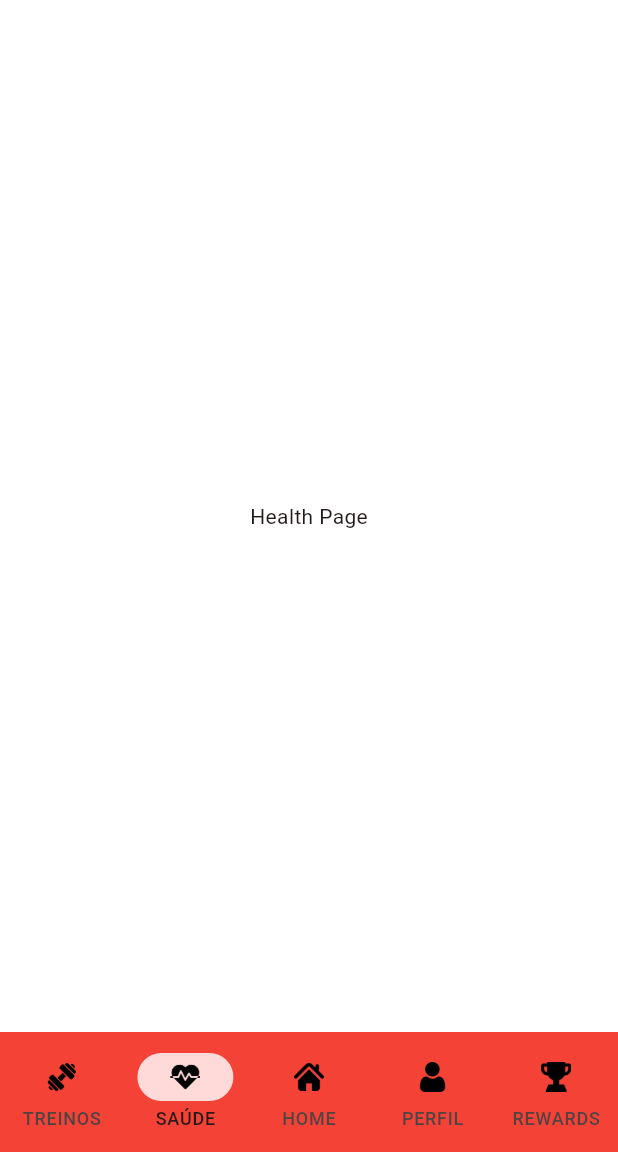
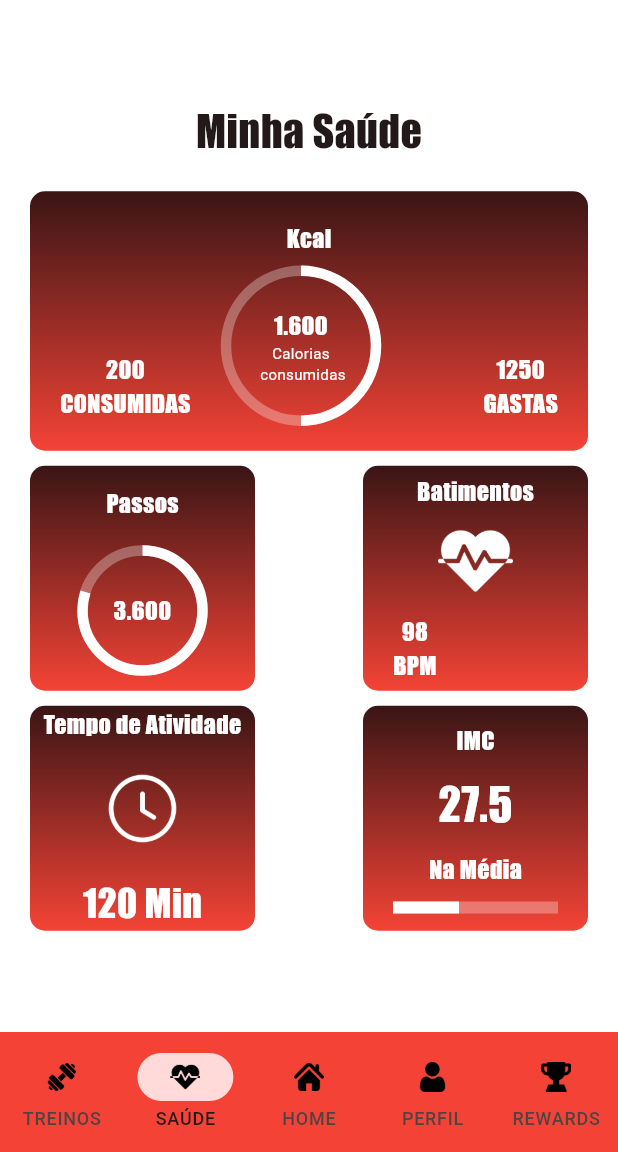
Before and after one commit to Olivaar/gym_app, a Flutter app: the MainPage screen opened by its route, item 2 of the bottom bar chosen, on a phone screen of 412 x 824 dp, the part 84-1236 px from its top. Run offline on Flutter 3.47's test engine with Material 2 defaults, Android fonts, the phone set to English and light mode, and no system bars; our stand-ins replace carousel_slider; network calls fail.

```diff
--- a/lib/utils/theme_helper.dart
+++ b/lib/utils/theme_helper.dart
@@ -73,4 +73,23 @@ class ThemeHelper {
       color: Colors.black,
     );
   }
+
+  TextStyle textStyleStandard(){
+    return const TextStyle(
+      color: Colors.white,
+      fontFamily: 'impact',
+      fontSize: 16
+    );
+  }
+
+  LinearGradient linearGradient(){
+    return const LinearGradient(
+      colors: [
+        Color(0xff3a1515),
+        Colors.red,
+      ],
+      begin: Alignment.topCenter,
+      end: Alignment.bottomCenter,
+    );
+  }
 }
--- a/lib/view/pages/health_page.dart
+++ b/lib/view/pages/health_page.dart
@@ -1,4 +1,9 @@
 import 'package:flutter/material.dart';
+import 'package:gym_app/view/widgets/card_active_time.dart';
+import 'package:gym_app/view/widgets/card_heartbeat.dart';
+import 'package:gym_app/view/widgets/card_imc.dart';
+import 'package:gym_app/view/widgets/card_kcal.dart';
+import 'package:gym_app/view/widgets/card_steps.dart';
 
 class HealthPage extends StatelessWidget {
   const HealthPage({super.key});
@@ -7,8 +12,47 @@ class HealthPage extends StatelessWidget {
   Widget build(BuildContext context) {
     return Container(
       color: Colors.white,
-      child: const Center(
-        child: Text('Health Page'),
+      child: const Column(
+        mainAxisAlignment: MainAxisAlignment.center,
+        children: [
+          Text(
+            'Minha Saúde',
+            style: TextStyle(
+              fontSize: 28,
+              fontFamily: 'impact',
+            ),
+          ),
+          SizedBox(
+            height: 20,
+          ),
+          CardKcal(),
+          SizedBox(
+            height: 10,
+          ),
+          Padding(
+            padding: EdgeInsets.symmetric(horizontal: 20),
+            child: Row(
+              mainAxisAlignment: MainAxisAlignment.spaceBetween,
+              children: [
+                CardSteps(),
+                CardHeartbeat(),
+              ],
+            ),
+          ),
+          SizedBox(
+            height: 10,
+          ),
+          Padding(
+            padding: EdgeInsets.symmetric(horizontal: 20),
+            child: Row(
+              mainAxisAlignment: MainAxisAlignment.spaceBetween,
+              children: [
+                CardActiveTime(),
+                CardImc(),
+              ],
+            ),
+          ),
+        ],
       ),
     );
   }
--- a/lib/view/pages/main_page.dart
+++ b/lib/view/pages/main_page.dart
@@ -5,7 +5,6 @@ import 'package:gym_app/view/pages/profile_page.dart';
 import 'package:gym_app/view/pages/rewards_page.dart';
 import 'package:gym_app/view/pages/workouts_page.dart';
 import '../widgets/app_bar_ga.dart';
-import '../widgets/navigation_bar_ga.dart';
 
 class MainPage extends StatefulWidget {
   const MainPage({super.key});
@@ -54,7 +53,7 @@ class _MainPageState extends State<MainPage> {
       body: _pages[_selectedPageIndex]['page'] as Widget,
       bottomNavigationBar: NavigationBar(
         selectedIndex: _selectedPageIndex,
-        backgroundColor: Theme.of(context).primaryColor,
+        backgroundColor: Colors.red,
         onDestinationSelected: _selectPage,
         destinations: [
           NavigationDestination(
--- /dev/null
+++ b/lib/view/widgets/card_active_time.dart
@@ -0,0 +1,48 @@
+import 'package:flutter/material.dart';
+
+import '../../utils/theme_helper.dart';
+
+class CardActiveTime extends StatelessWidget {
+  const CardActiveTime({super.key});
+
+  @override
+  Widget build(BuildContext context) {
+    return Container(
+      width: 150,
+      height: 150,
+      decoration: BoxDecoration(
+        gradient: ThemeHelper().linearGradient(),
+        borderRadius: BorderRadius.circular(10),
+      ),
+      child: Column(
+        mainAxisAlignment: MainAxisAlignment.center,
+        children: [
+          Text(
+            'Tempo de Atividade',
+            style: ThemeHelper().textStyleStandard(),
+          ),
+          const SizedBox(
+            height: 20,
+          ),
+          Image.asset(
+            'assets/images/icons/relogio.png',
+            height: 50,
+            width: 50,
+            color: Colors.white,
+          ),
+          const SizedBox(
+            height: 20,
+          ),
+          const Text(
+            '120 Min',
+            style: TextStyle(
+              fontSize: 25,
+              fontFamily: 'impact',
+              color: Colors.white,
+            ),
+          ),
+        ],
+      ),
+    );
+  }
+}
--- /dev/null
+++ b/lib/view/widgets/card_heartbeat.dart
@@ -0,0 +1,53 @@
+import 'package:flutter/material.dart';
+
+import '../../utils/theme_helper.dart';
+
+class CardHeartbeat extends StatelessWidget {
+  const CardHeartbeat({super.key});
+
+  @override
+  Widget build(BuildContext context) {
+    return Container(
+      width: 150,
+      height: 150,
+      decoration: BoxDecoration(
+        gradient: ThemeHelper().linearGradient(),
+        borderRadius: BorderRadius.circular(10),
+      ),
+      child: Column(
+        mainAxisAlignment: MainAxisAlignment.center,
+        children: [
+          Text(
+            'Batimentos',
+            style: ThemeHelper().textStyleStandard(),
+          ),
+          const SizedBox(
+            height: 10,
+          ),
+          Image.asset(
+            'assets/images/navigationBar/batimento-cardiaco.png',
+            height: 50,
+            width: 50,
+            color: Colors.white,
+          ),
+          const SizedBox(
+            height: 10,
+          ),
+          Padding(
+            padding: const EdgeInsets.symmetric(horizontal: 20),
+            child: Row(
+              children: [
+                Column(
+                  children: [
+                    Text('98', style: ThemeHelper().textStyleStandard(),),
+                    Text('BPM', style: ThemeHelper().textStyleStandard(),),
+                  ],
+                )
+              ],
+            ),
+          )
+        ],
+      ),
+    );
+  }
+}
--- /dev/null
+++ b/lib/view/widgets/card_imc.dart
@@ -0,0 +1,58 @@
+import 'package:flutter/material.dart';
+
+import '../../utils/theme_helper.dart';
+
+class CardImc extends StatelessWidget {
+  const CardImc({super.key});
+
+  @override
+  Widget build(BuildContext context) {
+    return Container(
+      width: 150,
+      height: 150,
+      decoration: BoxDecoration(
+        gradient: ThemeHelper().linearGradient(),
+        borderRadius: BorderRadius.circular(10),
+      ),
+      child: Column(
+        mainAxisAlignment: MainAxisAlignment.center,
+        children: [
+          Text(
+            'IMC',
+            style: ThemeHelper().textStyleStandard(),
+          ),
+          const SizedBox(
+            height: 10,
+          ),
+          const Text(
+            '27.5',
+            style: TextStyle(
+              fontFamily: 'impact',
+              fontSize: 30,
+              color: Colors.white,
+            ),
+          ),
+          const SizedBox(
+            height: 10,
+          ),
+          Text(
+            'Na Média',
+            style: ThemeHelper().textStyleStandard(),
+          ),
+          const SizedBox(
+            height: 10,
+          ),
+          Padding(
+            padding: const EdgeInsets.symmetric(horizontal: 20),
+            child: LinearProgressIndicator(
+              color: Colors.white,
+              backgroundColor: Colors.white.withOpacity(0.3),
+              value: 0.4,
+              minHeight: 8,
+            ),
+          ),
+        ],
+      ),
+    );
+  }
+}
--- /dev/null
+++ b/lib/view/widgets/card_kcal.dart
@@ -0,0 +1,114 @@
+import 'package:flutter/material.dart';
+
+import '../../utils/theme_helper.dart';
+
+class CardKcal extends StatelessWidget {
+  const CardKcal({super.key});
+
+  @override
+  Widget build(BuildContext context) {
+    return Container(
+      padding: const EdgeInsets.all(20),
+      margin: const EdgeInsets.symmetric(horizontal: 20),
+      decoration: BoxDecoration(
+        gradient: ThemeHelper().linearGradient(),
+        borderRadius: BorderRadius.circular(10),
+      ),
+      child: Column(
+        children: [
+          Text(
+            'Kcal',
+            style: ThemeHelper().textStyleStandard(),
+          ),
+          const SizedBox(
+            height: 10,
+          ),
+          Row(
+            crossAxisAlignment: CrossAxisAlignment.end,
+            children: [
+              Expanded(
+                child: Container(
+                  height: 100,
+                  width: 100,
+                  alignment: Alignment.bottomLeft,
+                  child: Column(
+                    mainAxisSize: MainAxisSize.min,
+                    children: [
+                      Text(
+                        '200',
+                        style: ThemeHelper().textStyleStandard(),
+                      ),
+                      Text(
+                        'CONSUMIDAS',
+                        style: ThemeHelper().textStyleStandard(),
+                      ),
+                    ],
+                  ),
+                ),
+              ),
+              Expanded(
+                child: Stack(
+                  children: [
+                    SizedBox(
+                      height: 100,
+                      width: 100,
+                      child: CircularProgressIndicator(
+                        color: Colors.white,
+                        backgroundColor: Colors.white.withOpacity(0.3),
+                        value: 0.5,
+                        strokeWidth: 7.0,
+                      ),
+                    ),
+                    SizedBox(
+                      height: 100,
+                      width: 100,
+                      child: Column(
+                        mainAxisAlignment: MainAxisAlignment.center,
+                        mainAxisSize: MainAxisSize.max,
+                        children: [
+                          Text(
+                            '1.600',
+                            style: ThemeHelper().textStyleStandard(),
+                            textAlign: TextAlign.center,
+                          ),
+                          const Text(
+                            'Calorias \n consumidas',
+                            style: TextStyle(
+                                fontSize: 10, color: Colors.white),
+                            textAlign: TextAlign.center,
+                          ),
+                        ],
+                      ),
+                    ),
+                  ],
+                ),
+              ),
+              Expanded(
+                child: SizedBox(
+                  height: 100,
+                  width: 100,
+                  child: Align(
+                    alignment: Alignment.bottomRight,
+                    child: Column(
+                      mainAxisSize: MainAxisSize.min,
+                      children: [
+                        Text(
+                          '1250',
+                          style: ThemeHelper().textStyleStandard(),
+                        ),
+                        Text(
+                          'GASTAS',
+                          style: ThemeHelper().textStyleStandard(),
+                        ),
+                      ],
+                    ),
+                  ),
+                ),
+              ),
+            ],
+          ),
+        ],
+      ),
+    );
+  }
+}
--- /dev/null
+++ b/lib/view/widgets/card_steps.dart
@@ -0,0 +1,57 @@
+import 'package:flutter/material.dart';
+import 'package:gym_app/utils/theme_helper.dart';
+
+class CardSteps extends StatelessWidget {
+  const CardSteps({super.key});
+
+  @override
+  Widget build(BuildContext context) {
+    return Container(
+      width: 150,
+      height: 150,
+      decoration: BoxDecoration(
+        gradient: ThemeHelper().linearGradient(),
+        borderRadius: BorderRadius.circular(10),
+      ),
+      child: Column(
+        mainAxisAlignment: MainAxisAlignment.center,
+        children: [
+          Text(
+            'Passos',
+            style: ThemeHelper().textStyleStandard(),
+          ),
+          const SizedBox(height: 20,),
+          Stack(
+            children: [
+              SizedBox(
+                height: 80,
+                width: 80,
+                child: CircularProgressIndicator(
+                  color: Colors.white,
+                  backgroundColor: Colors.white.withOpacity(0.3),
+                  value: 0.8,
+                  strokeWidth: 7.0,
+                ),
+              ),
+              SizedBox(
+                height: 80,
+                width: 80,
+                child: Column(
+                  mainAxisAlignment: MainAxisAlignment.center,
+                  mainAxisSize: MainAxisSize.max,
+                  children: [
+                    Text(
+                      '3.600',
+                      style: ThemeHelper().textStyleStandard(),
+                      textAlign: TextAlign.center,
+                    ),
+                  ],
+                ),
+              ),
+            ],
+          ),
+        ],
+      ),
+    );
+  }
+}
--- a/pubspec.yaml
+++ b/pubspec.yaml
@@ -13,6 +13,7 @@ dependencies:
     sdk: flutter
 
   cupertino_icons: ^1.0.2
+  carousel_slider: ^4.2.1
 
 dev_dependencies:
   flutter_test:
@@ -37,6 +38,9 @@ flutter:
     - assets/images/logos/logo_red_bg_red.png
     - assets/images/logos/logo_white_bg_transparent.png
     - assets/images/logos/logo_white_br_transparent_full.png
+    - assets/images/carousel/image_carousel.png
+    - assets/images/carousel/twt_carousel.png
+    - assets/images/icons/relogio.png
 
   fonts:
     - family: Impact
```
Also changed, not shown: lib/view/pages/home_page.dart (+24 -2 lines), lib/view/pages/workouts_page.dart (+22 -2 lines), lib/view/widgets/card_health.dart (added, +48 -0 lines), lib/view/widgets/card_workout.dart (added, +71 -0 lines), lib/view/widgets/card_workout_of_the_day.dart (added, +48 -0 lines), lib/view/widgets/carousel_home_page.dart (added, +43 -0 lines), assets/images/carousel/image_carousel.png (added), assets/images/carousel/twt_carousel.png (added), assets/images/icons/relogio.png (added), pubspec.lock.
